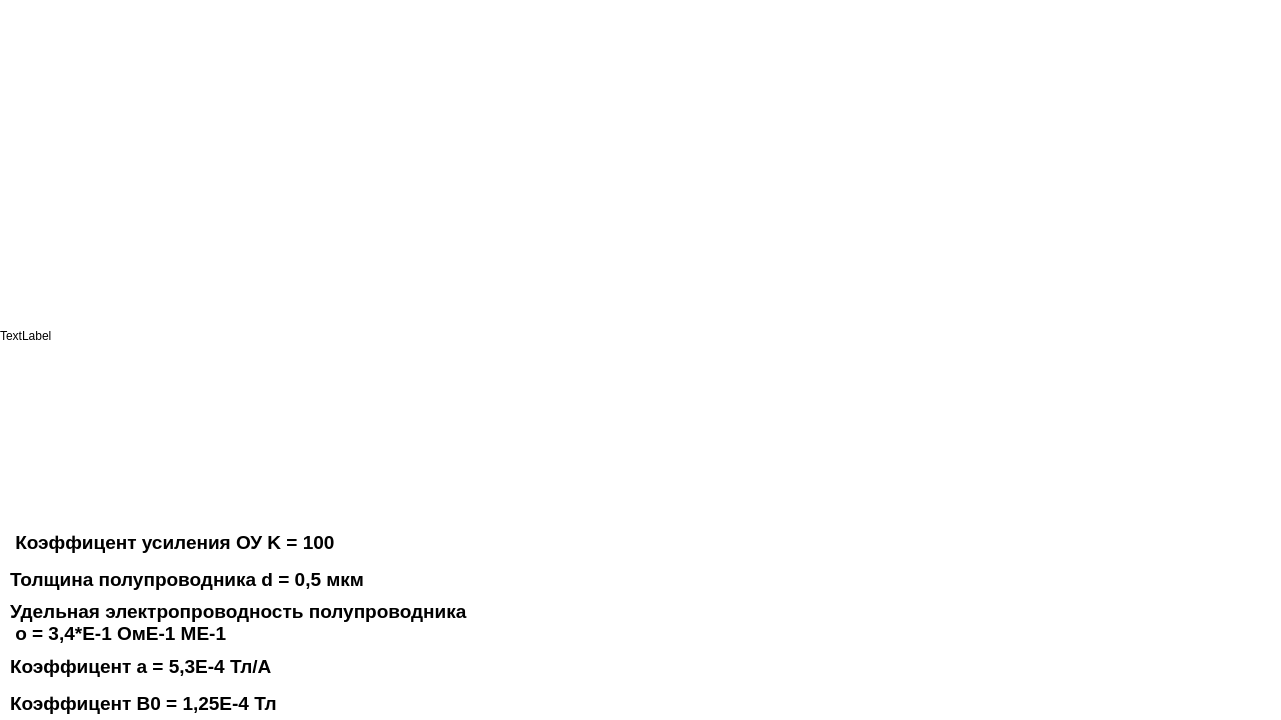
This is Physic/descriptionwindow.ui in Ajems/PhysicsETU as Qt 5 draws it before an edit. The edited form follows.
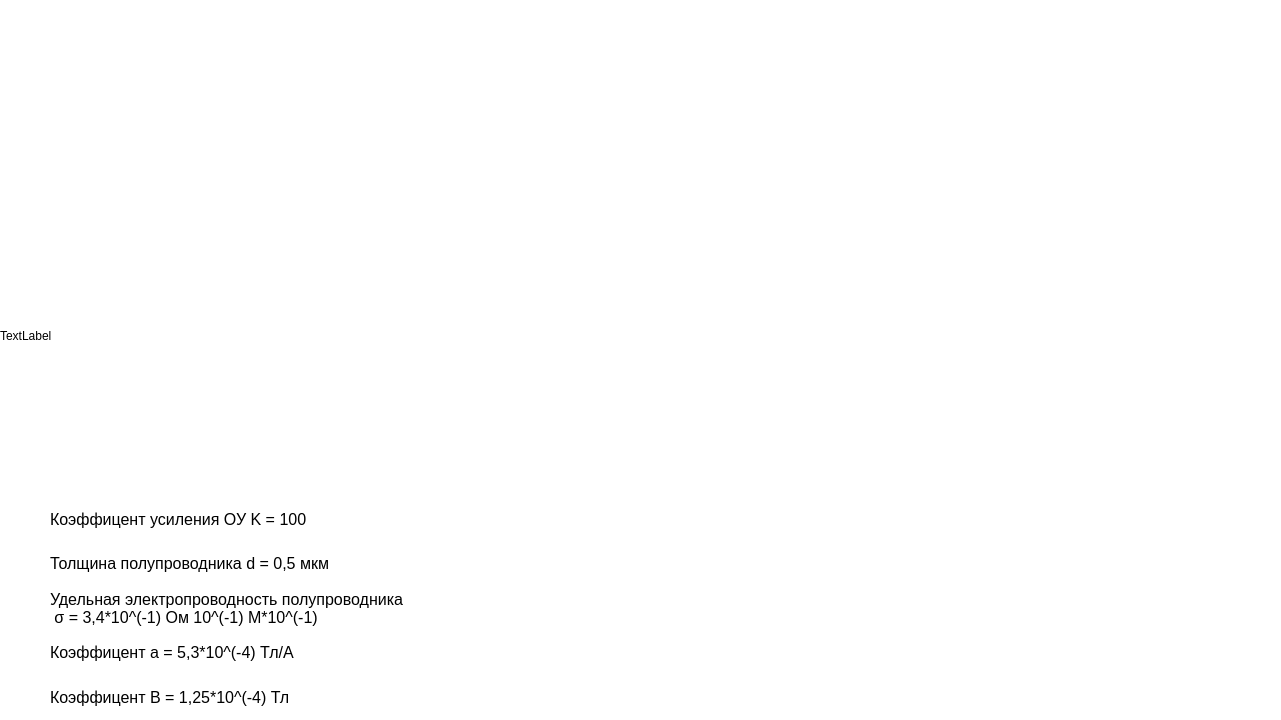
This is the edited form.

Diff of the .ui file:
```diff
--- a/Physic/descriptionwindow.ui
+++ b/Physic/descriptionwindow.ui
@@ -35,10 +35,10 @@
   <widget class="QWidget" name="verticalLayoutWidget">
    <property name="geometry">
     <rect>
-     <x>10</x>
-     <y>527</y>
-     <width>521</width>
-     <height>191</height>
+     <x>50</x>
+     <y>500</y>
+     <width>471</width>
+     <height>216</height>
     </rect>
    </property>
    <layout class="QVBoxLayout" name="verticalLayout">
@@ -46,8 +46,8 @@
      <widget class="QLabel" name="label">
       <property name="font">
        <font>
-        <pointsize>14</pointsize>
-        <bold>true</bold>
+        <pointsize>12</pointsize>
+        <bold>false</bold>
        </font>
       </property>
       <property name="cursor">
@@ -60,7 +60,7 @@
        <string notr="true">background-color: white</string>
       </property>
       <property name="text">
-       <string> Коэффицент усиления ОУ K = 100</string>
+       <string>Коэффицент усиления ОУ K = 100</string>
       </property>
      </widget>
     </item>
@@ -68,8 +68,8 @@
      <widget class="QLabel" name="label_2">
       <property name="font">
        <font>
-        <pointsize>14</pointsize>
-        <bold>true</bold>
+        <pointsize>12</pointsize>
+        <bold>false</bold>
        </font>
       </property>
       <property name="text">
@@ -81,13 +81,13 @@
      <widget class="QLabel" name="label_3">
       <property name="font">
        <font>
-        <pointsize>14</pointsize>
-        <bold>true</bold>
+        <pointsize>12</pointsize>
+        <bold>false</bold>
        </font>
       </property>
       <property name="text">
        <string>Удельная электропроводность полупроводника 
- o = 3,4*E-1 ОмE-1 МE-1</string>
+ σ = 3,4*10^(-1) Ом 10^(-1) М*10^(-1)</string>
       </property>
      </widget>
     </item>
@@ -95,12 +95,12 @@
      <widget class="QLabel" name="label_4">
       <property name="font">
        <font>
-        <pointsize>14</pointsize>
-        <bold>true</bold>
+        <pointsize>12</pointsize>
+        <bold>false</bold>
        </font>
       </property>
       <property name="text">
-       <string>Коэффицент a = 5,3E-4 Тл/А</string>
+       <string>Коэффицент a = 5,3*10^(-4) Тл/А</string>
       </property>
      </widget>
     </item>
@@ -108,12 +108,12 @@
      <widget class="QLabel" name="label_5">
       <property name="font">
        <font>
-        <pointsize>14</pointsize>
-        <bold>true</bold>
+        <pointsize>12</pointsize>
+        <bold>false</bold>
        </font>
       </property>
       <property name="text">
-       <string>Коэффицент B0 = 1,25E-4 Тл</string>
+       <string>Коэффицент B = 1,25*10^(-4) Тл</string>
       </property>
      </widget>
     </item>
```
